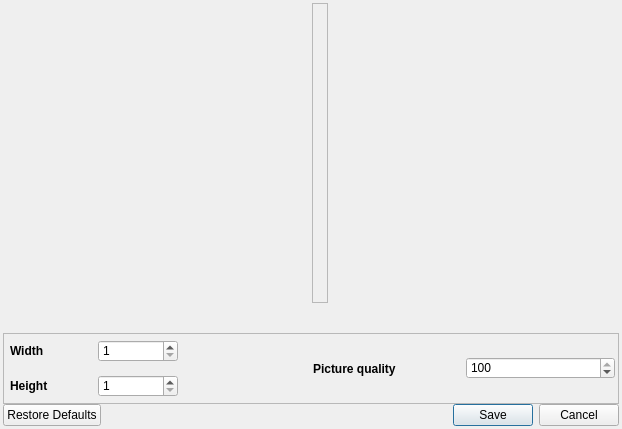
Before: the Qt Designer form library/tulip-gui/designer/SnapshotDialog.ui in Tulip-Dev/tulip, drawn with Qt 5.
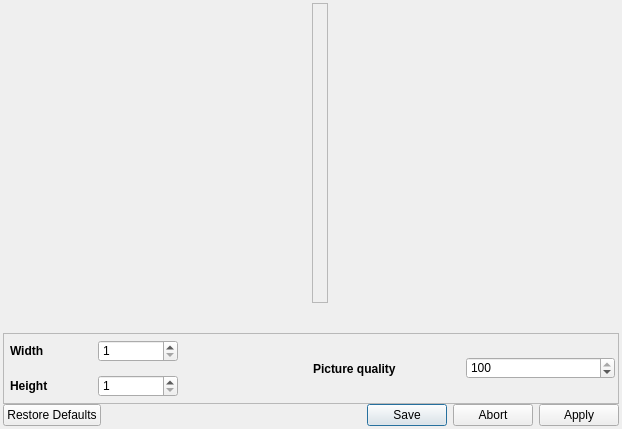
After: the same form once the commit is applied. Icons and pictures are not drawn.

Diff of the .ui file:
```diff
--- a/library/tulip-gui/designer/SnapshotDialog.ui
+++ b/library/tulip-gui/designer/SnapshotDialog.ui
@@ -270,7 +270,7 @@
    <item>
     <widget class="QDialogButtonBox" name="buttonBox">
      <property name="standardButtons">
-      <set>QDialogButtonBox::Cancel|QDialogButtonBox::RestoreDefaults|QDialogButtonBox::Save</set>
+      <set>QDialogButtonBox::Abort|QDialogButtonBox::Apply|QDialogButtonBox::RestoreDefaults|QDialogButtonBox::Save</set>
      </property>
     </widget>
    </item>
```
Left out of the diff: 2 changed lines with no effect on the pictures.
